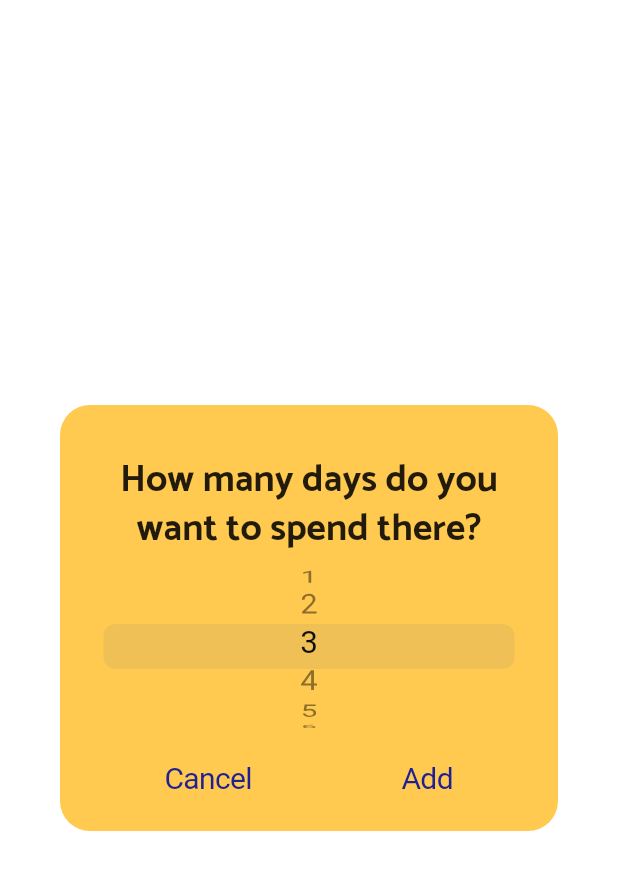
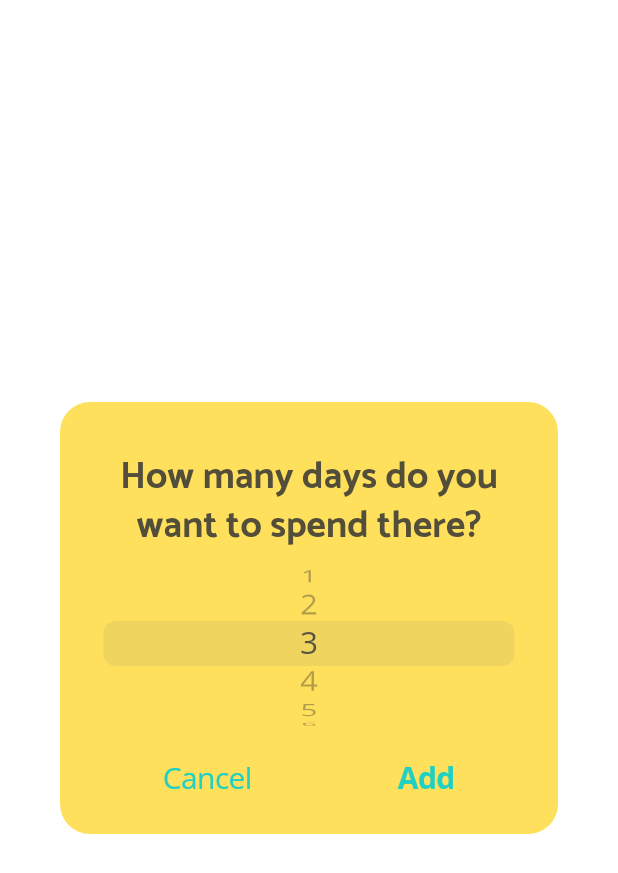
Before and after one commit to isaakhanimann/Ravel, a Flutter app: the DayPickerDialog widget shown alone on an empty page, opened directly with empty values, on a phone screen of 412 x 824 dp. Shown: the top 873 px of the screen. Run offline on Flutter 3.47's test engine with Material 2 defaults, Android fonts, the light colour scheme and no system bars; our stand-ins replace cloud_firestore, firebase_auth, firebase_storage, google_maps_flutter, smooth_page_indicator; accounts and stored records are empty; network calls fail.

Commit message:
New dialog animation

```diff
--- a/lib/constants.dart
+++ b/lib/constants.dart
@@ -2,8 +2,9 @@ import 'package:flutter/cupertino.dart';
 
 //colors
 const kYellow = Color(0xffFFCA4F);
+const kBrightYellow = Color(0xffFFE05C);
 const kGreen = Color(0xff20D0C2);
-const kDarkBlue = Color(0xff202095);
 const kRed = Color(0xffFF5B61);
-const kDarkGrey = Color(0xffDFE1E3);
-const kLightGrey = Color(0xffECF0F1);
+const kDarkGrey = Color(0xff534E39);
+const kLightGrey = Color(0xffDFE1E3);
+const kVeryLightGrey = Color(0xffECF0F1);
--- a/lib/screens/map_screen.dart
+++ b/lib/screens/map_screen.dart
@@ -64,15 +64,16 @@ class _MapScreenState extends State<MapScreen> {
     showGeneralDialog(
         barrierColor: Colors.white.withOpacity(0.3),
         transitionBuilder: (context, a1, a2, widget) {
-          return Transform.scale(
-            scale: a1.value,
+          final curvedValue = Curves.easeInOutBack.transform(a1.value) - 1.0;
+          return Transform(
+            transform: Matrix4.translationValues(0.0, curvedValue * 200, 0.0),
             child: Opacity(
               opacity: a1.value,
               child: widget,
             ),
           );
         },
-        transitionDuration: Duration(milliseconds: 200),
+        transitionDuration: Duration(milliseconds: 150),
         barrierDismissible: true,
         barrierLabel: '',
         context: context,
@@ -143,7 +144,10 @@ class _DayPickerDialogState extends State<DayPickerDialog> {
     super.initState();
     scrollController = FixedExtentScrollController(initialItem: selectedNumber);
     for (int i = 1; i < 21; i++) {
-      items.add(Text(i.toString()));
+      items.add(Text(
+        i.toString(),
+        style: TextStyle(fontFamily: 'OpenSansRegular', color: kDarkGrey),
+      ));
     }
   }
 
@@ -159,14 +163,18 @@ class _DayPickerDialogState extends State<DayPickerDialog> {
             Text(
               'How many days do you want to spend there?',
               style: TextStyle(
-                  fontSize: 25, fontFamily: 'CatamaranBold', height: 1.3),
+                fontSize: 25,
+                fontFamily: 'CatamaranBold',
+                height: 1.3,
+                color: kDarkGrey,
+              ),
               textAlign: TextAlign.center,
             ),
             SizedBox(
               height: 120,
               child: CupertinoPicker(
                   scrollController: scrollController,
-                  backgroundColor: kYellow,
+                  backgroundColor: kBrightYellow,
                   itemExtent: 30,
                   onSelectedItemChanged: _onSelectedItemChanged,
                   children: items),
@@ -179,7 +187,8 @@ class _DayPickerDialogState extends State<DayPickerDialog> {
                     'Cancel',
                     style: TextStyle(
                       fontSize: 20,
-                      color: kDarkBlue,
+                      fontFamily: 'OpenSansRegular',
+                      color: kGreen,
                     ),
                   ),
                   onPressed: () {
@@ -191,7 +200,8 @@ class _DayPickerDialogState extends State<DayPickerDialog> {
                     'Add',
                     style: TextStyle(
                       fontSize: 20,
-                      color: kDarkBlue,
+                      fontFamily: 'OpenSansBold',
+                      color: kGreen,
                     ),
                   ),
                   onPressed: () async {
@@ -213,7 +223,7 @@ class _DayPickerDialogState extends State<DayPickerDialog> {
           ],
         ),
       ),
-      backgroundColor: kYellow,
+      backgroundColor: kBrightYellow,
       shape: RoundedRectangleBorder(
           borderRadius: BorderRadius.all(Radius.circular(20))),
     );
```
